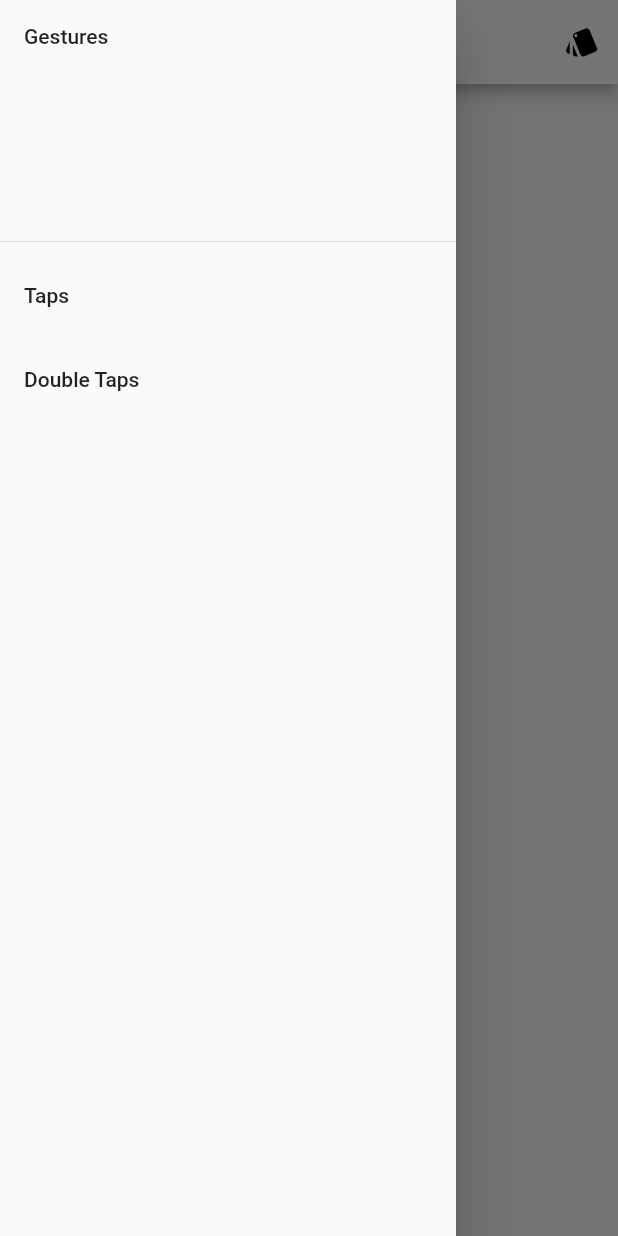
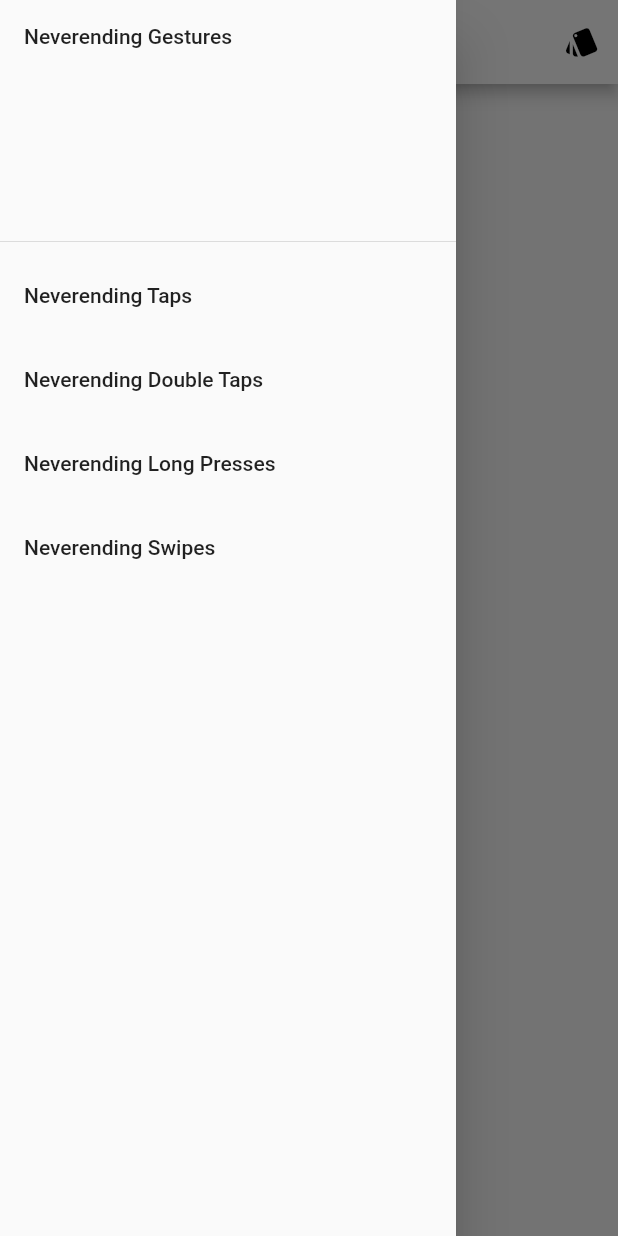
Before and after one commit to TechAurelian/neverending_gestures, a Flutter app: the screen it shows after launch, with the side drawer open, on a phone screen of 412 x 824 dp. Run offline on Flutter 3.47's test engine with Material 2 defaults, Android fonts, the phone set to English and light mode, and no system bars; our stand-ins replace shared_preferences.

Commit message:
Save/restore counters from shared preferences; add more gestures

```diff
--- a/lib/common/app_strings.dart
+++ b/lib/common/app_strings.dart
@@ -1,7 +1,14 @@
+import 'package:neverendinggestures/widgets/gestures_area.dart';
+
 class AppStrings {
   static const String appName = 'Neverending Gestures';
 
-  static const String drawerTitle = 'Gestures';
-  static const String drawerTapTitle = 'Taps';
-  static const String drawerDoubleTapTitle = 'Double Taps';
+  static const String drawerTitle = appName;
+
+  static const Map<GestureType, String> gestureDrawerTitles = const {
+    GestureType.tap: 'Neverending Taps',
+    GestureType.doubleTap: 'Neverending Double Taps',
+    GestureType.longPress: 'Neverending Long Presses',
+    GestureType.swipe: 'Neverending Swipes',
+  };
 }
--- /dev/null
+++ b/lib/common/settings_provider.dart
@@ -0,0 +1,48 @@
+import 'package:neverendinggestures/widgets/gestures_area.dart';
+import 'package:shared_preferences/shared_preferences.dart';
+
+/// Helper class that saves and reads app settings to persistent storage.
+class SettingsProvider {
+  static const Map<GestureType, String> _counterKeys = const {
+    GestureType.tap: 'counter_tap',
+    GestureType.doubleTap: 'counter_double_tap',
+    GestureType.longPress: 'counter_long_press',
+    GestureType.swipe: 'counter_swipe',
+  };
+
+  /// Initial selected index
+  static const int _initialSelectedItem = 0;
+
+  /// Persistent storage keys.
+  static const String _selectedItemKey = 'selected_item';
+
+  /// Saves the currently selected item index that's closest to the center of the viewport
+  /// to persistent storage.
+  static Future<void> setSelectedItem(int value) async {
+    SharedPreferences prefs = await SharedPreferences.getInstance();
+    await prefs.setInt(_selectedItemKey, value);
+  }
+
+  /// Reads the currently selected item index that's closest to the center of the viewport
+  /// from persistent storage.
+  static Future<int> getSelectedItem() async {
+    SharedPreferences prefs = await SharedPreferences.getInstance();
+    return prefs.getInt(_selectedItemKey) ?? _initialSelectedItem;
+  }
+
+  /// Saves the gestures counter values to persistent storage.
+  static Future<void> setCounters(Map<GestureType, int> counters) async {
+    SharedPreferences prefs = await SharedPreferences.getInstance();
+    counters.forEach((key, value) async {
+      await prefs.setInt(_counterKeys[key], value);
+    });
+  }
+
+  /// Reads the values of the gestures counters from persistent storage.
+  static Future<void> getCounters(Map<GestureType, int> counters) async {
+    SharedPreferences prefs = await SharedPreferences.getInstance();
+    counters.keys.forEach((key) {
+      counters[key] = prefs.getInt(_counterKeys[key]) ?? 0;
+    });
+  }
+}
--- a/lib/screens/home.dart
+++ b/lib/screens/home.dart
@@ -1,5 +1,6 @@
 import 'package:flutter/material.dart';
 import 'package:neverendinggestures/common/app_strings.dart';
+import 'package:neverendinggestures/common/settings_provider.dart';
 import 'package:neverendinggestures/widgets/counter_style.dart';
 import 'package:neverendinggestures/widgets/gestures_area.dart';
 
@@ -9,15 +10,29 @@ class HomeScreen extends StatefulWidget {
 }
 
 class _HomeScreenState extends State<HomeScreen> {
-  final List<int> _counters = <int>[];
+  /// The current counter values for each gesture type
+  Map<GestureType, int> _counters = Map<GestureType, int>();
+
+  /// Current gesture type
   GestureType _gestureType = GestureType.tap;
+
+  /// The applied counter style
   final CounterStyle _counterStyle = CounterStyle();
+
+  _HomeScreenState() {
+    // Init counters to 0
+    GestureType.values.forEach((type) => _counters[type] = 0);
+  }
 
   @override
   void initState() {
     super.initState();
-    _counters.add(0);
-    _counters.add(0);
+    _initCounters();
+  }
+
+  Future<void> _initCounters() async {
+    await SettingsProvider.getCounters(_counters);
+    setState(() {});
   }
 
   void _doShuffleStyles() {
@@ -26,11 +41,20 @@ class _HomeScreenState extends State<HomeScreen> {
     });
   }
 
+  void _onDrawerGestureTap(GestureType gestureType) {
+    setState(() {
+      _gestureType = gestureType;
+    });
+
+    Navigator.pop(context);
+  }
+
   @override
   Widget build(BuildContext context) {
     return Scaffold(
       appBar: AppBar(
-        title: Text(AppStrings.appName),
+//        title: Text(AppStrings.appName),
+        title: Text(AppStrings.gestureDrawerTitles[_gestureType]),
         actions: <Widget>[
           IconButton(
             icon: Icon(Icons.style),
@@ -44,36 +68,21 @@ class _HomeScreenState extends State<HomeScreen> {
             DrawerHeader(
               child: Text(AppStrings.drawerTitle),
             ),
-            ListTile(
-              title: Text(AppStrings.drawerTapTitle),
-              onTap: () {
-                setState(() {
-                  _gestureType = GestureType.tap;
-                });
-
-                Navigator.pop(context);
-              },
-            ),
-            ListTile(
-              title: Text(AppStrings.drawerDoubleTapTitle),
-              onTap: () {
-                setState(() {
-                  _gestureType = GestureType.doubleTap;
-                });
-
-                Navigator.pop(context);
-              },
-            ),
+            ...GestureType.values.map((type) => ListTile(
+                  title: Text(AppStrings.gestureDrawerTitles[type]),
+                  onTap: () => _onDrawerGestureTap(type),
+                )),
           ],
         ),
       ),
       body: GesturesArea(
-        counter: _counters[_gestureType.index],
+        counter: _counters[_gestureType],
         gestureType: _gestureType,
         onGesture: () {
           setState(() {
-            _counters[_gestureType.index]++;
+            _counters[_gestureType]++;
           });
+          SettingsProvider.setCounters(_counters);
         },
         counterStyle: _counterStyle,
       ),
--- a/lib/widgets/counter_style.dart
+++ b/lib/widgets/counter_style.dart
@@ -10,7 +10,7 @@ class CounterStyle {
   Color backColor;
 
   static const double _minFontSize = 10.0;
-  static const double _maxFontSize = 96.0;
+  static const double _maxFontSize = 112.0;
 
   /// Available font features
   ///
@@ -42,6 +42,12 @@ class CounterStyle {
 
   final Random _random = Random();
 
+  static const _alignmentValues = [Alignment.topLeft, Alignment.topCenter, Alignment.topRight,
+    Alignment.centerLeft, Alignment.center, Alignment.centerRight,
+    Alignment.bottomLeft, Alignment.bottomCenter, Alignment.bottomRight];
+
+  Alignment alignment = Alignment.center;
+
   /// The text style
   TextStyle _textStyle = TextStyle();
 
@@ -50,6 +56,7 @@ class CounterStyle {
   void shuffle() {
     backColor = _shuffledBackColor();
 
+    alignment = _random.nextBool() ? Alignment.center : _random.fromList(_alignmentValues);
 
     _textStyle = TextStyle(
       fontSize: _random.doubleInRange(_minFontSize, _maxFontSize),
@@ -58,7 +65,7 @@ class CounterStyle {
       fontFeatures: [FontFeature(_random.fromList(_fontFeatures))],
       letterSpacing: _random.doubleInRange(-2.0, 15.0),
     );
-    print(_textStyle);
+//    print(_textStyle);
   }
 
   Color _shuffledBackColor() {
--- a/lib/widgets/gestures_area.dart
+++ b/lib/widgets/gestures_area.dart
@@ -2,7 +2,7 @@ import 'package:flutter/material.dart';
 import 'package:flutter/rendering.dart';
 import 'package:neverendinggestures/widgets/counter_style.dart';
 
-enum GestureType { tap, doubleTap }
+enum GestureType { tap, doubleTap, longPress, swipe }
 
 class GesturesArea extends StatelessWidget {
   final int counter;
@@ -22,21 +22,24 @@ class GesturesArea extends StatelessWidget {
     if (gestureType == detectedGestureType) onGesture();
   }
 
+  void onPanEnd(DragEndDetails details) {
+    onGesture();
+  }
+
   @override
   Widget build(BuildContext context) {
     final MaterialLocalizations localizations = MaterialLocalizations.of(context);
-//    debugPaintPointersEnabled = true;
 
     return GestureDetector(
       behavior: HitTestBehavior.translucent,
-
       onTap: gestureType == GestureType.tap ? onGesture : null,
       onDoubleTap: gestureType == GestureType.doubleTap ? onGesture : null,
+      onLongPress: gestureType == GestureType.longPress ? onGesture : null,
+      onPanEnd: gestureType == GestureType.swipe ? onPanEnd : null,
       child: Container(
-        alignment: Alignment.center,
+        padding: EdgeInsets.all(16.0),
         color: counterStyle.backColor,
-
-//        color: Colors.red,
+        alignment: counterStyle.alignment,
         child: Text(
           localizations.formatDecimal(counter),
           style: counterStyle.textStyle,
--- a/pubspec.yaml
+++ b/pubspec.yaml
@@ -24,6 +24,7 @@ dependencies:
   flutter:
     sdk: flutter
 
+  shared_preferences: '>=0.5.7+1 <2.0.0'
 
   # The following adds the Cupertino Icons font to your application.
   # Use with the CupertinoIcons class for iOS style icons.
```
Also changed, not shown: pubspec.lock.
